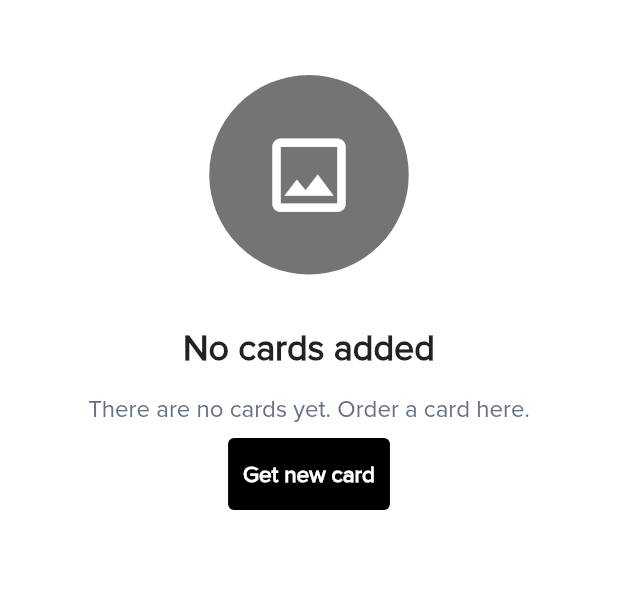
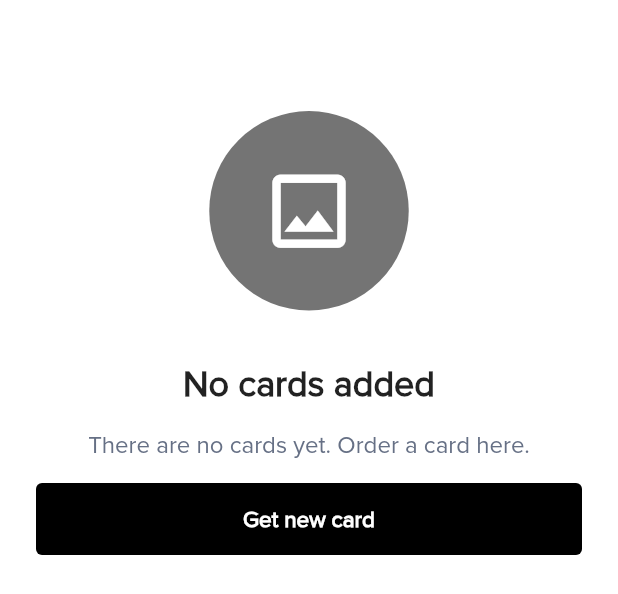
Before and after one commit to ivoryio/Ivory, a Flutter app: the _CardSlider widget shown alone on an empty page, opened directly with empty values, on a phone screen of 412 x 824 dp. Shown: the top 594 px of the screen. Run offline on Flutter 3.47's test engine with Material 2 defaults, Android fonts, the phone set to English and light mode, and no system bars; our stand-ins replace bloc, convert, dotted_border, equatable, firebase_core, firebase_messaging and 17 more; missing offline and left inert: amazon_cognito_identity_dart_2, pointycastle; accounts and stored records are empty.

Commit message:
-SOL-258 card details slider

```diff
--- a/lib/screens/wallet/cards_screen.dart
+++ b/lib/screens/wallet/cards_screen.dart
@@ -2,6 +2,7 @@ import 'package:flutter/material.dart';
 import 'package:flutter_bloc/flutter_bloc.dart';
 import 'package:flutter_redux/flutter_redux.dart';
 import 'package:smooth_page_indicator/smooth_page_indicator.dart';
+import 'package:solarisdemo/config.dart';
 import 'package:solarisdemo/redux/app_state.dart';
 import 'package:solarisdemo/redux/bank_card/bank_card_action.dart';
 import 'package:solarisdemo/widgets/app_toolbar.dart';
@@ -96,10 +97,12 @@ class _CardSlider extends StatelessWidget {
   @override
   Widget build(BuildContext context) {
     if (cards.isEmpty) {
-      return const Column(
+      return Padding(
+        padding: ClientConfig.getCustomClientUiSettings().defaultScreenPadding,
+        child: const Column(
           children: [
             Padding(
-            padding: EdgeInsets.only(top: 50, bottom: 10),
+              padding: EdgeInsets.only(top: 50, bottom: 16),
               child: TextMessageWithCircularImage(
                 title: "No cards added",
                 message: "There are no cards yet. Order a card here.",
@@ -107,6 +110,7 @@ class _CardSlider extends StatelessWidget {
             ),
             _OrderCardButton(),
           ],
+        ),
       );
     }
 
@@ -175,11 +179,14 @@ class _OrderCardButton extends StatelessWidget {
 
   @override
   Widget build(BuildContext context) {
-    return PrimaryButton(
+    return SizedBox(
+      width: double.infinity,
+      child: PrimaryButton(
         text: "Get new card",
         onPressed: () => addNewCard(context),
         textStyle: const TextStyle(
           fontWeight: FontWeight.w600,
+        ),
       ),
     );
   }
```
Lines whose indentation alone changed are shown as unchanged.
